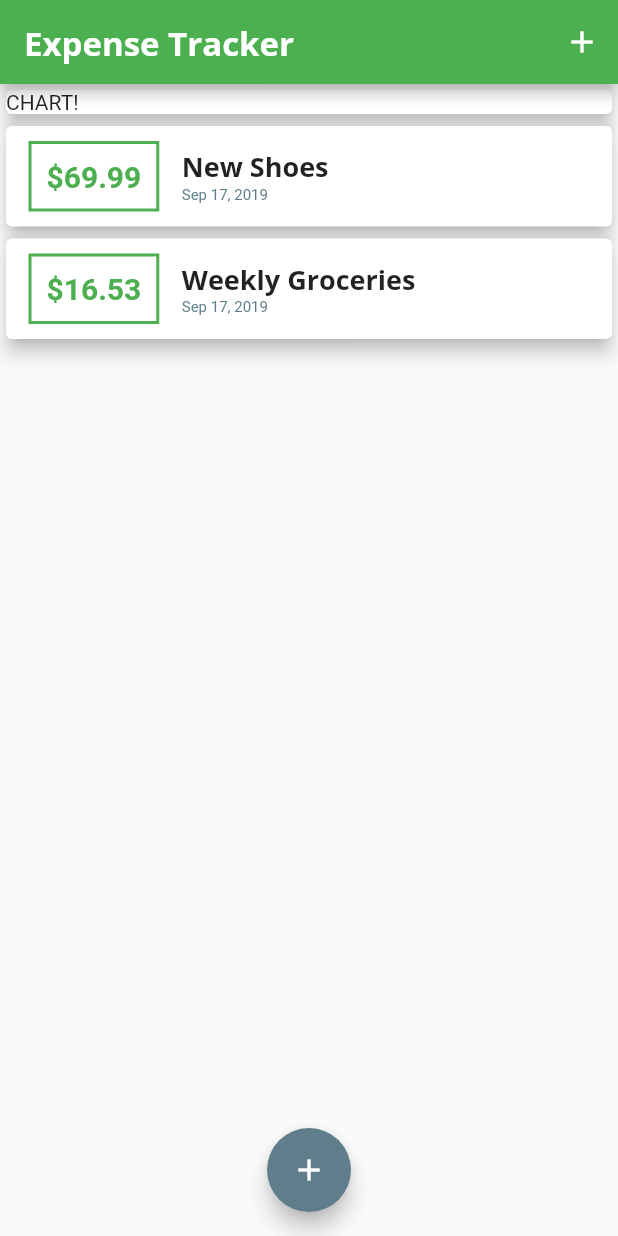
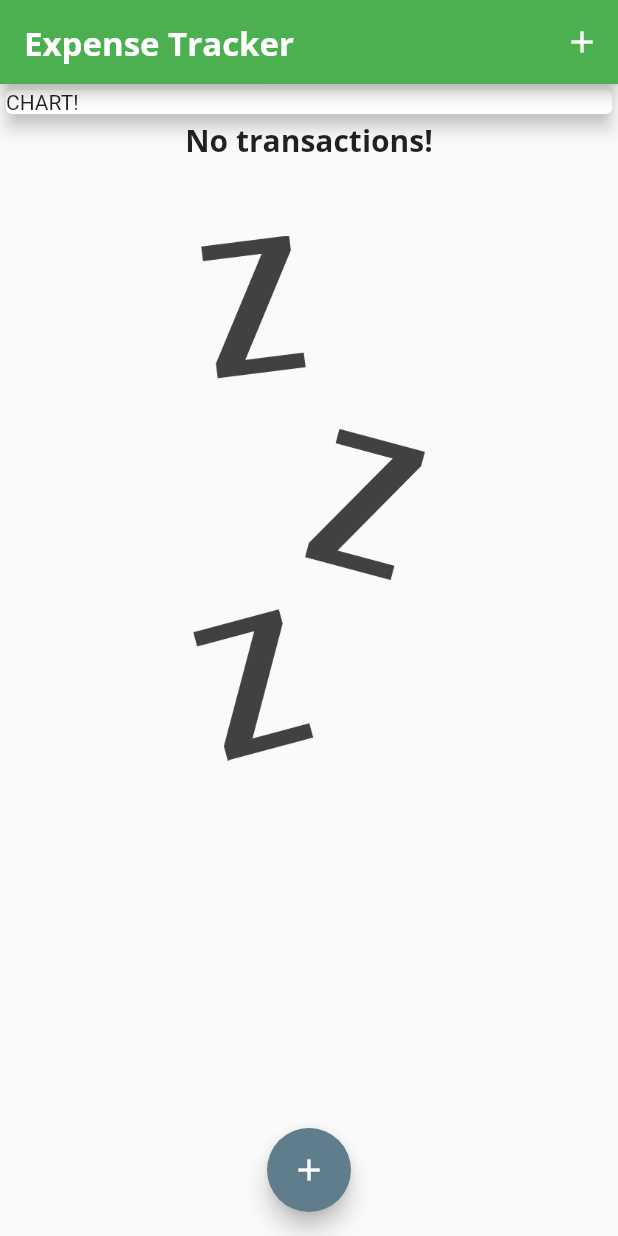
Before and after one commit to gruiz016/Flutter-Dart-Projects, a Flutter app: the screen it shows after launch, on a phone screen of 412 x 824 dp. Run offline on Flutter 3.47's test engine with Material 2 defaults, Android fonts, the light colour scheme and no system bars.

Commit message:
adding empty transaction list image

```diff
--- a/expense_tracker_app/lib/main.dart
+++ b/expense_tracker_app/lib/main.dart
@@ -45,18 +45,18 @@ class MyHomePage extends StatefulWidget {
 
 class _MyHomePageState extends State<MyHomePage> {
   final List<Transaction> _userTransactions = [
-    Transaction(
-      id: 't1',
-      title: 'New Shoes',
-      amount: 69.99,
-      date: DateTime.now(),
-    ),
-    Transaction(
-      id: 't2',
-      title: 'Weekly Groceries',
-      amount: 16.53,
-      date: DateTime.now(),
-    ),
+//    Transaction(
+//      id: 't1',
+//      title: 'New Shoes',
+//      amount: 69.99,
+//      date: DateTime.now(),
+//    ),
+//    Transaction(
+//      id: 't2',
+//      title: 'Weekly Groceries',
+//      amount: 16.53,
+//      date: DateTime.now(),
+//    ),
   ];
 
   void _addNewTransaction(String txTitle, double txAmount) {
--- a/expense_tracker_app/lib/widgets/transaction_list.dart
+++ b/expense_tracker_app/lib/widgets/transaction_list.dart
@@ -12,7 +12,29 @@ class TransactionList extends StatelessWidget {
   Widget build(BuildContext context) {
     return Container(
       height: 450,
-      child: ListView.builder(
+      child: transactions.isEmpty
+          ? Column(
+              children: <Widget>[
+                Text(
+                  'No transactions!',
+                  style: Theme.of(context).textTheme.title.copyWith(
+                        fontSize: 20,
+                        fontWeight: FontWeight.bold,
+                      ),
+                ),
+                SizedBox(
+                  height: 50,
+                ),
+                Container(
+                  height: 350,
+                  child: Image.asset(
+                    'assets/image/waiting.png',
+                    fit: BoxFit.cover,
+                  ),
+                ),
+              ],
+            )
+          : ListView.builder(
               itemBuilder: (ctx, index) {
                 return Card(
                   elevation: 5,
--- a/expense_tracker_app/pubspec.yaml
+++ b/expense_tracker_app/pubspec.yaml
@@ -42,9 +42,9 @@ flutter:
   uses-material-design: true
 
   # To add assets to your application, add an assets section, like this:
-  # assets:
-  #  - images/a_dot_burr.jpeg
-  #  - images/a_dot_ham.jpeg
+  assets:
+   - assets/image/waiting.png
+
 
   # An image asset can refer to one or more resolution-specific "variants", see
   # https://flutter.dev/assets-and-images/#resolution-aware.
```
Also changed, not shown: expense_tracker_app/assets/image/waiting.png (added). Lines whose indentation alone changed are shown as unchanged.
